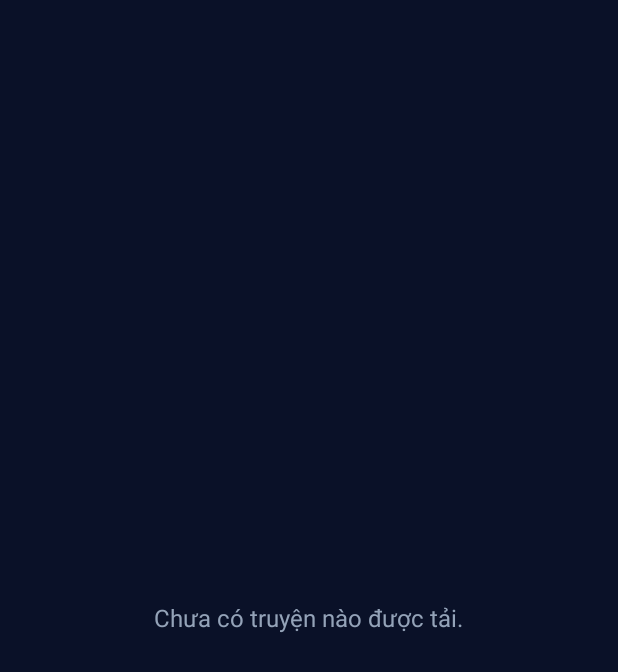
After one commit to Huy99-gif/NT118-App-Doc-Truyen-, an Android app: the fragment DownloadsFragment shown on its own in the app's theme, on a phone screen of 412 x 824 dp. The commit adds this screen. Shown: the top 672 px of the screen. Run offline under Robolectric (Android 15) with nearby library versions, the phone set to English and light mode, and no system bars; pictures from the network do not load.

Commit message:
feat(android): tab Đã tải trong tủ sách và lối vào khi mất mạng

```diff
--- /dev/null
+++ b/android_app/app/src/main/java/com/example/android_app/adapter/DownloadedStoryAdapter.java
@@ -0,0 +1,110 @@
+package com.example.android_app.adapter;
+
+import android.view.LayoutInflater;
+import android.view.View;
+import android.view.ViewGroup;
+import android.widget.ImageView;
+import android.widget.TextView;
+
+import androidx.annotation.NonNull;
+import androidx.recyclerview.widget.RecyclerView;
+
+import com.bumptech.glide.Glide;
+import com.bumptech.glide.request.RequestOptions;
+import com.example.android_app.R;
+
+import java.util.ArrayList;
+import java.util.List;
+
+/** Danh sách trong tab "Đã tải": dùng cho cả cấp truyện (có ảnh bìa) và cấp chương. */
+public class DownloadedStoryAdapter extends RecyclerView.Adapter<DownloadedStoryAdapter.RowViewHolder> {
+
+    public static class Row {
+        public final String title;
+        public final String subtitle;
+        public final String coverUrl;
+        public final boolean showCover;
+        public final Object payload;
+
+        public Row(String title, String subtitle, String coverUrl, boolean showCover, Object payload) {
+            this.title = title;
+            this.subtitle = subtitle;
+            this.coverUrl = coverUrl;
+            this.showCover = showCover;
+            this.payload = payload;
+        }
+    }
+
+    public interface Listener {
+        void onRowClick(Row row);
+        void onRowLongClick(Row row);
+    }
+
+    private final List<Row> rows = new ArrayList<>();
+    private final Listener listener;
+
+    public DownloadedStoryAdapter(Listener listener) {
+        this.listener = listener;
+    }
+
+    public void setRows(List<Row> newRows) {
+        rows.clear();
+        if (newRows != null) rows.addAll(newRows);
+        notifyDataSetChanged();
+    }
+
+    @NonNull
+    @Override
+    public RowViewHolder onCreateViewHolder(@NonNull ViewGroup parent, int viewType) {
+        View view = LayoutInflater.from(parent.getContext())
+                .inflate(R.layout.item_downloaded_story, parent, false);
+        return new RowViewHolder(view);
+    }
+
+    @Override
+    public void onBindViewHolder(@NonNull RowViewHolder holder, int position) {
+        holder.bind(rows.get(position));
+    }
+
+    @Override
+    public int getItemCount() {
+        return rows.size();
+    }
+
+    class RowViewHolder extends RecyclerView.ViewHolder {
+        private final ImageView cover;
+        private final TextView title;
+        private final TextView subtitle;
+
+        RowViewHolder(@NonNull View itemView) {
+            super(itemView);
+            cover = itemView.findViewById(R.id.ivDownloadedCover);
+            title = itemView.findViewById(R.id.tvDownloadedTitle);
+            subtitle = itemView.findViewById(R.id.tvDownloadedSubtitle);
+            itemView.setOnClickListener(v -> {
+                int pos = getAdapterPosition();
+                if (pos != RecyclerView.NO_POSITION) listener.onRowClick(rows.get(pos));
+            });
+            itemView.setOnLongClickListener(v -> {
+                int pos = getAdapterPosition();
+                if (pos != RecyclerView.NO_POSITION) listener.onRowLongClick(rows.get(pos));
+                return true;
+            });
+        }
+
+        void bind(Row row) {
+            title.setText(row.title);
+            subtitle.setText(row.subtitle);
+            cover.setVisibility(row.showCover ? View.VISIBLE : View.GONE);
+            if (row.showCover) {
+                // offline thì Glide dùng ảnh trong cache nếu còn, không có thì hiện placeholder
+                Glide.with(cover)
+                        .load(row.coverUrl)
+                        .apply(new RequestOptions()
+                                .placeholder(R.drawable.ic_launcher_foreground)
+                                .error(R.drawable.ic_launcher_foreground))
+                        .into(cover);
+            }
+        }
+    }
+}
--- /dev/null
+++ b/android_app/app/src/main/res/layout/fragment_downloads.xml
@@ -0,0 +1,65 @@
+<?xml version="1.0" encoding="utf-8"?>
+<LinearLayout xmlns:android="http://schemas.android.com/apk/res/android"
+    xmlns:tools="http://schemas.android.com/tools"
+    android:layout_width="match_parent"
+    android:layout_height="match_parent"
+    android:orientation="vertical">
+
+    <!-- Thanh tiêu đề khi đang xem danh sách chương của một truyện -->
+    <LinearLayout
+        android:id="@+id/layoutStoryHeader"
+        android:layout_width="match_parent"
+        android:layout_height="wrap_content"
+        android:gravity="center_vertical"
+        android:orientation="horizontal"
+        android:paddingHorizontal="8dp"
+        android:paddingTop="8dp"
+        android:visibility="gone">
+
+        <ImageButton
+            android:id="@+id/btnBackToStories"
+            android:layout_width="40dp"
+            android:layout_height="40dp"
+            android:background="?attr/selectableItemBackgroundBorderless"
+            android:contentDescription="Quay lại danh sách truyện"
+            android:src="@drawable/ic_arrow_back" />
+
+        <TextView
+            android:id="@+id/tvDownloadsHeader"
+            android:layout_width="0dp"
+            android:layout_height="wrap_content"
+            android:layout_weight="1"
+            android:ellipsize="end"
+            android:maxLines="1"
+            android:textColor="@color/text_primary"
+            android:textSize="16sp"
+            android:textStyle="bold"
+            tools:text="Truyện A" />
+    </LinearLayout>
+
+    <FrameLayout
+        android:layout_width="match_parent"
+        android:layout_height="0dp"
+        android:layout_weight="1">
+
+        <androidx.recyclerview.widget.RecyclerView
+            android:id="@+id/rvDownloads"
+            android:layout_width="match_parent"
+            android:layout_height="match_parent"
+            android:clipToPadding="false"
+            android:paddingVertical="8dp"
+            tools:listitem="@layout/item_downloaded_story" />
+
+        <TextView
+            android:id="@+id/tvEmptyDownloads"
+            android:layout_width="wrap_content"
+            android:layout_height="wrap_content"
+            android:layout_gravity="center"
+            android:gravity="center"
+            android:paddingHorizontal="24dp"
+            android:text="Chưa có truyện nào được tải."
+            android:textColor="@color/text_secondary"
+            android:textSize="16sp"
+            android:visibility="gone" />
+    </FrameLayout>
+</LinearLayout>
```
Also changed, not shown: android_app/app/src/main/java/com/example/android_app/DownloadsFragment.java (added, +248 -0 lines), android_app/app/src/main/java/com/example/android_app/LibraryFragment.java (+22 -1 lines), android_app/app/src/main/java/com/example/android_app/MainActivity.java (+10 -1 lines), android_app/app/src/main/res/layout/activity_main.xml (+15 -0 lines), android_app/app/src/main/res/layout/fragment_library.xml (+8 -0 lines), android_app/app/src/main/res/layout/item_downloaded_story.xml (added, +58 -0 lines).
